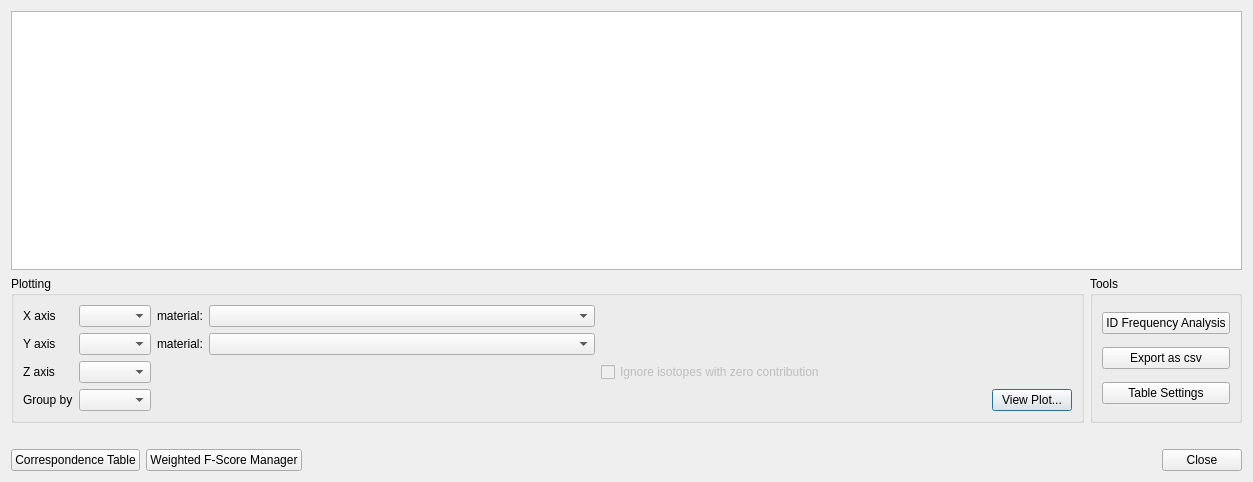
LLNL/RASE, file src/ui/results_dialog.ui: the form before one commit.
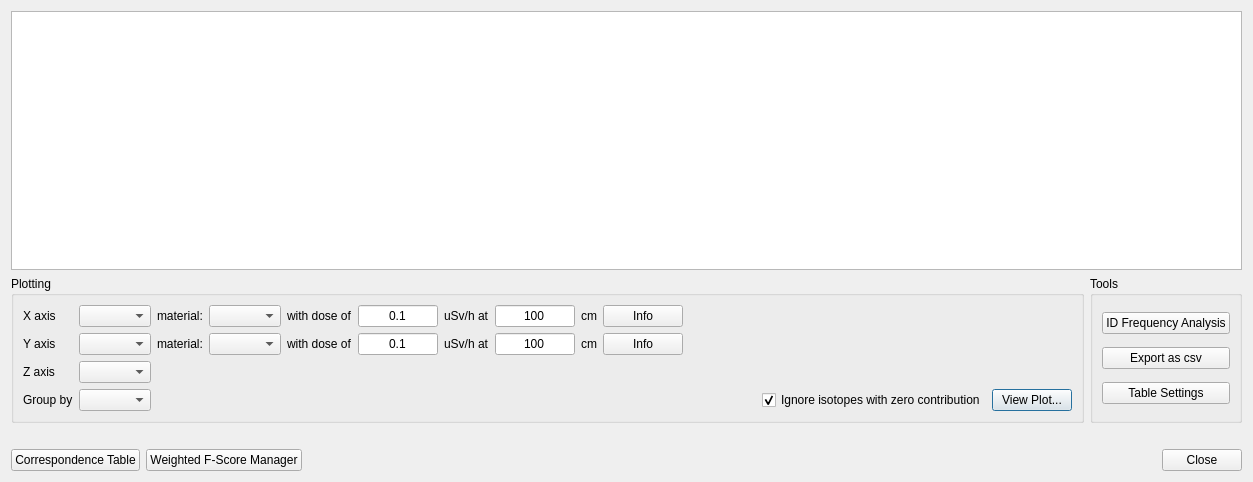
The form after the commit.

```diff
--- a/src/ui/results_dialog.ui
+++ b/src/ui/results_dialog.ui
@@ -35,54 +35,49 @@
         <string>Plotting</string>
        </property>
        <layout class="QGridLayout" name="gridLayout">
-        <item row="4" column="5">
-         <widget class="QPushButton" name="btnViewPlot">
-          <property name="enabled">
-           <bool>true</bool>
-          </property>
-          <property name="text">
-           <string>View Plot...</string>
-          </property>
-         </widget>
+        <item row="4" column="4">
+         <layout class="QHBoxLayout" name="horizontalLayout_5">
+          <item>
+           <spacer name="horizontalSpacer_4">
+            <property name="orientation">
+             <enum>Qt::Horizontal</enum>
+            </property>
+            <property name="sizeHint" stdset="0">
+             <size>
+              <width>40</width>
+              <height>20</height>
+             </size>
+            </property>
+           </spacer>
+          </item>
+          <item>
+           <widget class="QCheckBox" name="cb_removezero">
+            <property name="enabled">
+             <bool>true</bool>
+            </property>
+            <property name="text">
+             <string>Ignore isotopes with zero contribution</string>
+            </property>
+            <property name="checked">
+             <bool>true</bool>
+            </property>
+           </widget>
+          </item>
+          <item>
+           <widget class="QPushButton" name="btnViewPlot">
+            <property name="enabled">
+             <bool>true</bool>
+            </property>
+            <property name="text">
+             <string>View Plot...</string>
+            </property>
+           </widget>
+          </item>
+         </layout>
         </item>
         <item row="4" column="1">
          <widget class="QComboBox" name="cmbGroupBy"/>
         </item>
-        <item row="3" column="1">
-         <widget class="QComboBox" name="cmbZaxis"/>
-        </item>
-        <item row="1" column="3">
-         <widget class="QComboBox" name="cmbYmat"/>
-        </item>
-        <item row="0" column="3">
-         <widget class="QComboBox" name="cmbXmat"/>
-        </item>
-        <item row="4" column="4">
-         <spacer name="horizontalSpacer">
-          <property name="orientation">
-           <enum>Qt::Horizontal</enum>
-          </property>
-          <property name="sizeHint" stdset="0">
-           <size>
-            <width>40</width>
-            <height>20</height>
-           </size>
-          </property>
-         </spacer>
-        </item>
-        <item row="1" column="4">
-         <spacer name="horizontalSpacer_2">
-          <property name="orientation">
-           <enum>Qt::Horizontal</enum>
-          </property>
-          <property name="sizeHint" stdset="0">
-           <size>
-            <width>40</width>
-            <height>20</height>
-           </size>
-          </property>
-         </spacer>
-        </item>
         <item row="0" column="0">
          <widget class="QLabel" name="label">
           <property name="text">
@@ -90,6 +85,237 @@
           </property>
          </widget>
         </item>
+        <item row="0" column="2">
+         <widget class="QLabel" name="txtXmat">
+          <property name="text">
+           <string>material:</string>
+          </property>
+         </widget>
+        </item>
+        <item row="0" column="4">
+         <widget class="QWidget" name="distanceRefXWidget" native="true">
+          <layout class="QHBoxLayout" name="horizontalLayout_3">
+           <property name="leftMargin">
+            <number>0</number>
+           </property>
+           <property name="topMargin">
+            <number>0</number>
+           </property>
+           <property name="rightMargin">
+            <number>0</number>
+           </property>
+           <property name="bottomMargin">
+            <number>0</number>
+           </property>
+           <item>
+            <widget class="QLabel" name="labelDoseX">
+             <property name="sizePolicy">
+              <sizepolicy hsizetype="Fixed" vsizetype="Preferred">
+               <horstretch>0</horstretch>
+               <verstretch>0</verstretch>
+              </sizepolicy>
+             </property>
+             <property name="text">
+              <string>with dose of</string>
+             </property>
+            </widget>
+           </item>
+           <item>
+            <widget class="QLineEdit" name="txtRefDoseX">
+             <property name="sizePolicy">
+              <sizepolicy hsizetype="Expanding" vsizetype="Fixed">
+               <horstretch>0</horstretch>
+               <verstretch>0</verstretch>
+              </sizepolicy>
+             </property>
+             <property name="minimumSize">
+              <size>
+               <width>0</width>
+               <height>0</height>
+              </size>
+             </property>
+             <property name="maximumSize">
+              <size>
+               <width>80</width>
+               <height>16777215</height>
+              </size>
+             </property>
+             <property name="inputMethodHints">
+              <set>Qt::ImhDigitsOnly</set>
+             </property>
+             <property name="text">
+              <string>0.1</string>
+             </property>
+             <property name="alignment">
+              <set>Qt::AlignCenter</set>
+             </property>
+            </widget>
+           </item>
+           <item>
+            <widget class="QLabel" name="labelDoseUnitX">
+             <property name="sizePolicy">
+              <sizepolicy hsizetype="Fixed" vsizetype="Preferred">
+               <horstretch>0</horstretch>
+               <verstretch>0</verstretch>
+              </sizepolicy>
+             </property>
+             <property name="text">
+              <string>uSv/h at</string>
+             </property>
+            </widget>
+           </item>
+           <item>
+            <widget class="QLineEdit" name="txtRefDistanceX">
+             <property name="sizePolicy">
+              <sizepolicy hsizetype="Expanding" vsizetype="Fixed">
+               <horstretch>0</horstretch>
+               <verstretch>0</verstretch>
+              </sizepolicy>
+             </property>
+             <property name="maximumSize">
+              <size>
+               <width>80</width>
+               <height>16777215</height>
+              </size>
+             </property>
+             <property name="text">
+              <string>100</string>
+             </property>
+             <property name="alignment">
+              <set>Qt::AlignCenter</set>
+             </property>
+            </widget>
+           </item>
+           <item>
+            <widget class="QLabel" name="label_7">
+             <property name="sizePolicy">
+              <sizepolicy hsizetype="Fixed" vsizetype="Preferred">
+               <horstretch>0</horstretch>
+               <verstretch>0</verstretch>
+              </sizepolicy>
+             </property>
+             <property name="text">
+              <string>cm</string>
+             </property>
+            </widget>
+           </item>
+           <item>
+            <widget class="QPushButton" name="btnInfoDistanceX">
+             <property name="text">
+              <string>Info</string>
+             </property>
+            </widget>
+           </item>
+           <item>
+            <spacer name="horizontalSpacer">
+             <property name="orientation">
+              <enum>Qt::Horizontal</enum>
+             </property>
+             <property name="sizeHint" stdset="0">
+              <size>
+               <width>40</width>
+               <height>20</height>
+              </size>
+             </property>
+            </spacer>
+           </item>
+          </layout>
+         </widget>
+        </item>
+        <item row="1" column="3">
+         <widget class="QComboBox" name="cmbYmat"/>
+        </item>
+        <item row="1" column="4">
+         <widget class="QWidget" name="distanceRefYWidget" native="true">
+          <layout class="QHBoxLayout" name="horizontalLayout_4">
+           <property name="leftMargin">
+            <number>0</number>
+           </property>
+           <property name="topMargin">
+            <number>0</number>
+           </property>
+           <property name="rightMargin">
+            <number>0</number>
+           </property>
+           <property name="bottomMargin">
+            <number>0</number>
+           </property>
+           <item>
+            <widget class="QLabel" name="labelDoseY">
+             <property name="text">
+              <string>with dose of</string>
+             </property>
+            </widget>
+           </item>
+           <item>
+            <widget class="QLineEdit" name="txtRefDoseY">
+             <property name="maximumSize">
+              <size>
+               <width>80</width>
+               <height>16777215</height>
+              </size>
+             </property>
+             <property name="text">
+              <string>0.1</string>
+             </property>
+             <property name="alignment">
+              <set>Qt::AlignCenter</set>
+             </property>
+            </widget>
+           </item>
+           <item>
+            <widget class="QLabel" name="labelDoseUnitY">
+             <property name="text">
+              <string>uSv/h at</string>
+             </property>
+            </widget>
+           </item>
+           <item>
+            <widget class="QLineEdit" name="txtRefDistanceY">
+             <property name="maximumSize">
+              <size>
+               <width>80</width>
+               <height>16777215</height>
+              </size>
+             </property>
+             <property name="text">
+              <string>100</string>
+             </property>
+             <property name="alignment">
+              <set>Qt::AlignCenter</set>
+             </property>
+            </widget>
+           </item>
+           <item>
+            <widget class="QLabel" name="label_10">
+             <property name="text">
+              <string>cm</string>
+             </property>
+            </widget>
+           </item>
+           <item>
+            <widget class="QPushButton" name="btnInfoDistanceY">
+             <property name="text">
+              <string>Info</string>
+             </property>
+            </widget>
+           </item>
+           <item>
+            <spacer name="horizontalSpacer_2">
+             <property name="orientation">
+              <enum>Qt::Horizontal</enum>
+             </property>
+             <property name="sizeHint" stdset="0">
+              <size>
+               <width>40</width>
+               <height>20</height>
+              </size>
+             </property>
+            </spacer>
+           </item>
+          </layout>
+         </widget>
+        </item>
         <item row="3" column="0">
          <widget class="QLabel" name="label_4">
           <property name="text">
@@ -97,6 +323,22 @@
           </property>
          </widget>
         </item>
+        <item row="0" column="3">
+         <widget class="QComboBox" name="cmbXmat"/>
+        </item>
+        <item row="1" column="1">
+         <widget class="QComboBox" name="cmbYaxis"/>
+        </item>
+        <item row="0" column="1">
+         <widget class="QComboBox" name="cmbXaxis"/>
+        </item>
+        <item row="1" column="2">
+         <widget class="QLabel" name="txtYmat">
+          <property name="text">
+           <string>material:</string>
+          </property>
+         </widget>
+        </item>
         <item row="4" column="0">
          <widget class="QLabel" name="label_3">
           <property name="text">
@@ -104,8 +346,8 @@
           </property>
          </widget>
         </item>
-        <item row="1" column="1">
-         <widget class="QComboBox" name="cmbYaxis"/>
+        <item row="3" column="1">
+         <widget class="QComboBox" name="cmbZaxis"/>
         </item>
         <item row="1" column="0">
          <widget class="QLabel" name="label_2">
@@ -114,59 +356,6 @@
           </property>
          </widget>
         </item>
-        <item row="0" column="2">
-         <widget class="QLabel" name="txtXmat">
-          <property name="text">
-           <string>material:</string>
-          </property>
-         </widget>
-        </item>
-        <item row="1" column="2">
-         <widget class="QLabel" name="txtYmat">
-          <property name="text">
-           <string>material:</string>
-          </property>
-         </widget>
-        </item>
-        <item row="0" column="1">
-         <widget class="QComboBox" name="cmbXaxis"/>
-        </item>
-        <item row="0" column="4">
-         <spacer name="horizontalSpacer_4">
-          <property name="orientation">
-           <enum>Qt::Horizontal</enum>
-          </property>
-          <property name="sizeHint" stdset="0">
-           <size>
-            <width>40</width>
-            <height>20</height>
-           </size>
-          </property>
-         </spacer>
-        </item>
-        <item row="3" column="3">
-         <spacer name="horizontalSpacer_6">
-          <property name="orientation">
-           <enum>Qt::Horizontal</enum>
-          </property>
-          <property name="sizeHint" stdset="0">
-           <size>
-            <width>40</width>
-            <height>20</height>
-           </size>
-          </property>
-         </spacer>
-        </item>
-        <item row="3" column="4">
-         <widget class="QCheckBox" name="cb_removezero">
-          <property name="enabled">
-           <bool>false</bool>
-          </property>
-          <property name="text">
-           <string>Ignore isotopes with zero contribution</string>
-          </property>
-         </widget>
-        </item>
        </layout>
       </widget>
      </item>
```
